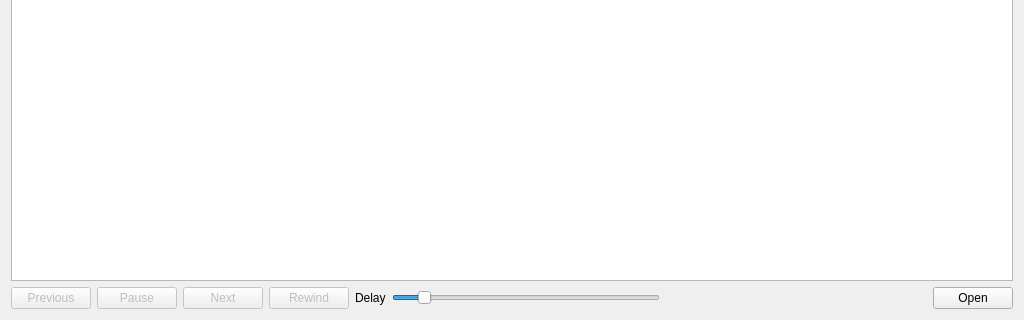
Above: tools/map-checker-qt/ui/ui_dialog_pathfinding_visualizer.ui from atrinik/atrinik before the change; both pictures show x 0 to 1024 and y 448 to 768 of the 1024 by 768 pixel window. Below: the same form after it.
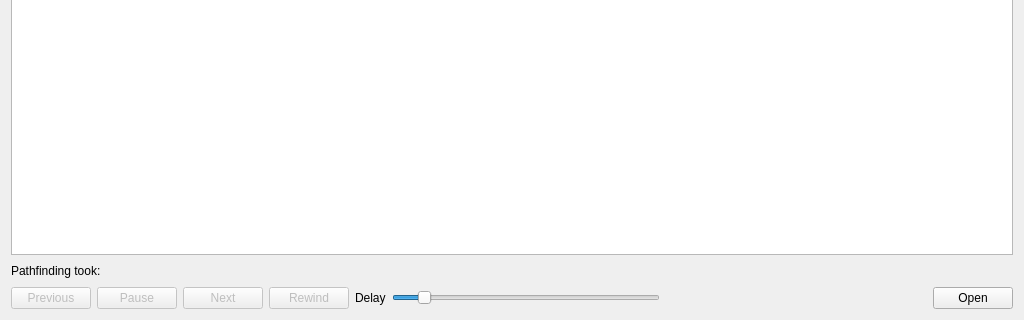
That is the form after the change.

Commit message: Include node counts and time taken in pathfinding visualizer.

Diff of the .ui file:
```diff
--- a/tools/map-checker-qt/ui/ui_dialog_pathfinding_visualizer.ui
+++ b/tools/map-checker-qt/ui/ui_dialog_pathfinding_visualizer.ui
@@ -19,7 +19,7 @@
   <layout class="QGridLayout" name="gridLayout_2">
    <item row="0" column="0">
     <layout class="QGridLayout" name="gridLayout">
-     <item row="1" column="0">
+     <item row="3" column="0">
       <layout class="QHBoxLayout" name="horizontalLayout">
        <item>
         <widget class="QPushButton" name="buttonPrev">
@@ -115,6 +115,37 @@
      <item row="0" column="0">
       <widget class="QGraphicsView" name="graphicsView"/>
      </item>
+     <item row="1" column="0">
+      <layout class="QHBoxLayout" name="horizontalLayout_2">
+       <item>
+        <widget class="QLabel" name="label_2">
+         <property name="text">
+          <string>Pathfinding took:</string>
+         </property>
+        </widget>
+       </item>
+       <item>
+        <widget class="QLabel" name="timeTaken">
+         <property name="text">
+          <string/>
+         </property>
+        </widget>
+       </item>
+       <item>
+        <spacer name="horizontalSpacer_2">
+         <property name="orientation">
+          <enum>Qt::Horizontal</enum>
+         </property>
+         <property name="sizeHint" stdset="0">
+          <size>
+           <width>40</width>
+           <height>20</height>
+          </size>
+         </property>
+        </spacer>
+       </item>
+      </layout>
+     </item>
     </layout>
    </item>
   </layout>
```
The commit also changes 2 other files.
